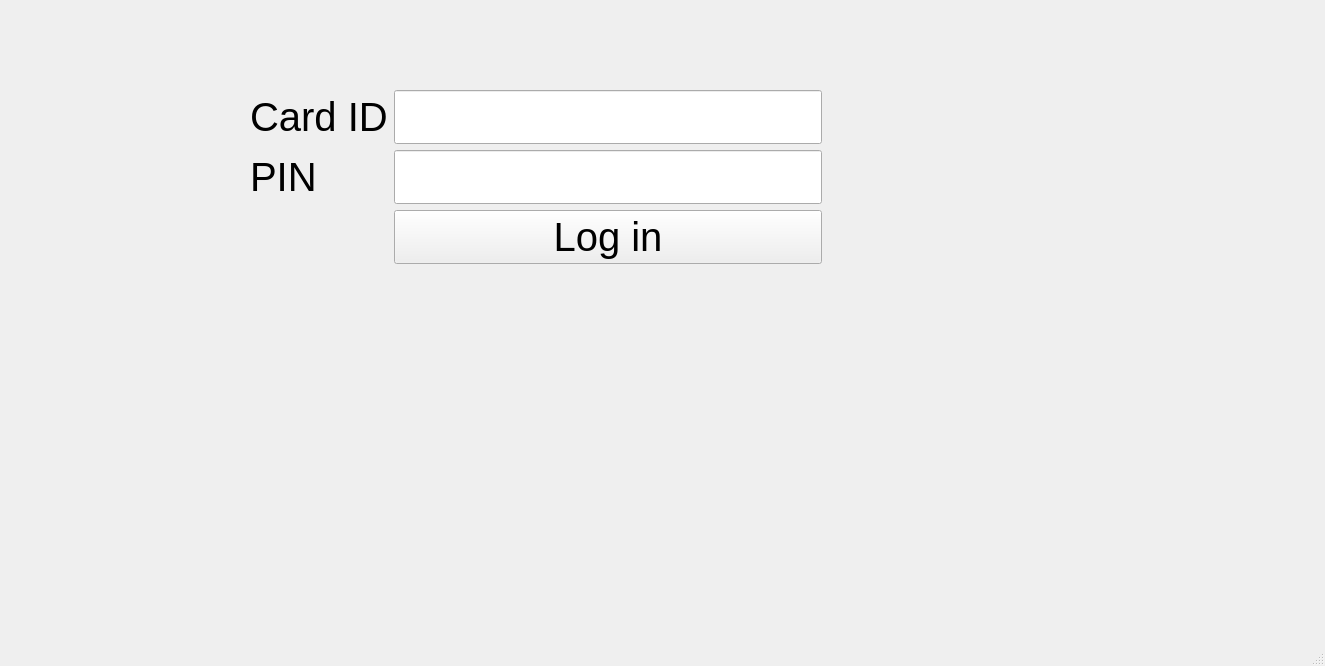
Above: frontend/mainwindow.ui from Hpkarjalainen/helppobankauto before the change. Below: the same form after it.
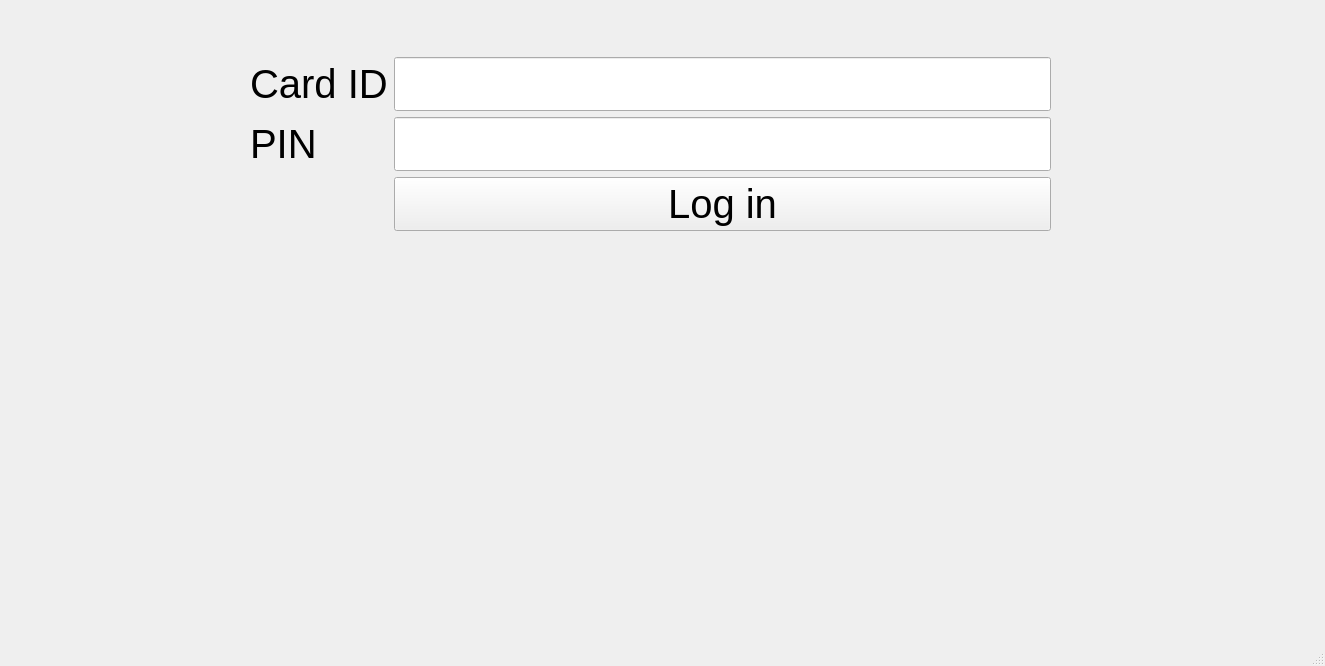
That is the form after the change.

The edit to the form file:
```diff
--- a/frontend/mainwindow.ui
+++ b/frontend/mainwindow.ui
@@ -14,13 +14,13 @@
    <string>MainWindow</string>
   </property>
   <widget class="QWidget" name="centralwidget">
-   <widget class="QWidget" name="">
+   <widget class="QWidget" name="layoutWidget">
     <property name="geometry">
      <rect>
       <x>250</x>
-      <y>90</y>
-      <width>572</width>
-      <height>318</height>
+      <y>57</y>
+      <width>801</width>
+      <height>351</height>
      </rect>
     </property>
     <layout class="QGridLayout" name="gridLayout_2">
```
